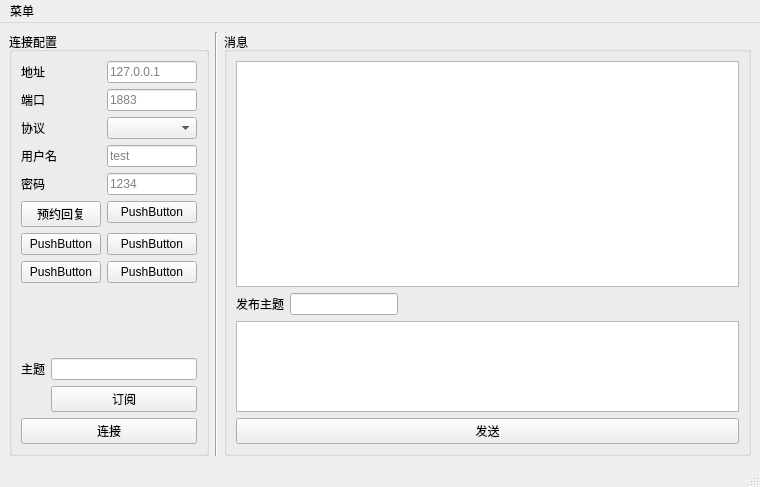
This is mainwindow.ui in zxb0000/QtMqtt as Qt 5 draws it before an edit. The edited form follows.
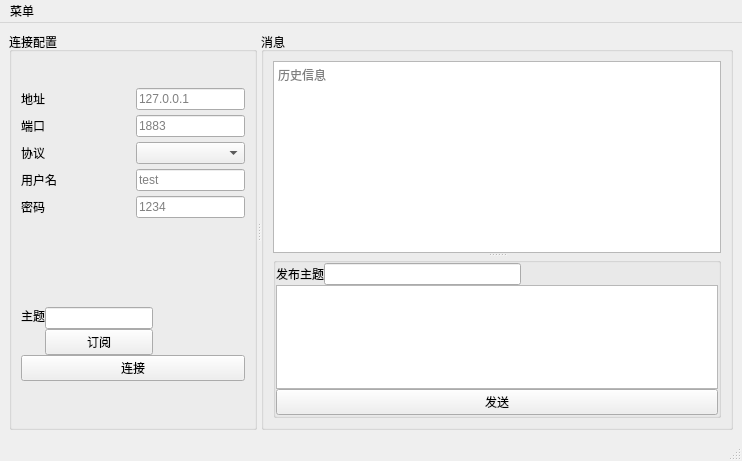
This is the edited form.

The edit to the form file:
```diff
--- a/mainwindow.ui
+++ b/mainwindow.ui
@@ -6,8 +6,8 @@
    <rect>
     <x>0</x>
     <y>0</y>
-    <width>760</width>
-    <height>487</height>
+    <width>742</width>
+    <height>461</height>
    </rect>
   </property>
   <property name="minimumSize">
@@ -20,9 +20,31 @@
    <string>MainWindow</string>
   </property>
   <widget class="QWidget" name="centralwidget">
-   <layout class="QHBoxLayout" name="horizontalLayout">
+   <property name="sizePolicy">
+    <sizepolicy hsizetype="Preferred" vsizetype="Expanding">
+     <horstretch>0</horstretch>
+     <verstretch>0</verstretch>
+    </sizepolicy>
+   </property>
+   <layout class="QVBoxLayout" name="verticalLayout_5">
     <item>
+     <widget class="QSplitter" name="splitter_2">
+      <property name="sizePolicy">
+       <sizepolicy hsizetype="Expanding" vsizetype="Expanding">
+        <horstretch>0</horstretch>
+        <verstretch>0</verstretch>
+       </sizepolicy>
+      </property>
+      <property name="orientation">
+       <enum>Qt::Horizontal</enum>
+      </property>
      <widget class="QGroupBox" name="groupBox">
+       <property name="sizePolicy">
+        <sizepolicy hsizetype="Expanding" vsizetype="Expanding">
+         <horstretch>0</horstretch>
+         <verstretch>0</verstretch>
+        </sizepolicy>
+       </property>
       <property name="minimumSize">
        <size>
         <width>200</width>
@@ -31,82 +53,101 @@
       </property>
       <property name="maximumSize">
        <size>
-        <width>200</width>
-        <height>19999</height>
+         <width>300</width>
+         <height>16777215</height>
        </size>
       </property>
       <property name="title">
        <string>连接配置</string>
       </property>
-      <layout class="QVBoxLayout" name="verticalLayout">
+       <layout class="QVBoxLayout" name="verticalLayout_4">
+        <property name="spacing">
+         <number>5</number>
+        </property>
+        <property name="topMargin">
+         <number>1</number>
+        </property>
        <item>
         <layout class="QGridLayout" name="gridLayout">
-         <item row="0" column="0" colspan="2">
-          <layout class="QFormLayout" name="formLayout">
            <item row="0" column="0">
             <widget class="QLabel" name="label_5">
+            <property name="sizePolicy">
+             <sizepolicy hsizetype="Expanding" vsizetype="Preferred">
+              <horstretch>0</horstretch>
+              <verstretch>0</verstretch>
+             </sizepolicy>
+            </property>
              <property name="text">
               <string>地址</string>
              </property>
             </widget>
            </item>
-           <item row="0" column="1">
-            <widget class="QLineEdit" name="host">
-             <property name="text">
-              <string/>
-             </property>
-             <property name="placeholderText">
-              <string>127.0.0.1</string>
+          <item row="2" column="1">
+           <widget class="QComboBox" name="comboBox">
+            <property name="sizePolicy">
+             <sizepolicy hsizetype="Expanding" vsizetype="Fixed">
+              <horstretch>0</horstretch>
+              <verstretch>0</verstretch>
+             </sizepolicy>
              </property>
             </widget>
            </item>
            <item row="1" column="0">
             <widget class="QLabel" name="label_6">
+            <property name="sizePolicy">
+             <sizepolicy hsizetype="Expanding" vsizetype="Preferred">
+              <horstretch>0</horstretch>
+              <verstretch>0</verstretch>
+             </sizepolicy>
+            </property>
              <property name="text">
               <string>端口</string>
              </property>
             </widget>
            </item>
-           <item row="1" column="1">
-            <widget class="QLineEdit" name="port">
-             <property name="inputMask">
-              <string/>
-             </property>
-             <property name="text">
-              <string/>
-             </property>
-             <property name="cursorPosition">
-              <number>0</number>
-             </property>
-             <property name="placeholderText">
-              <string>1883</string>
-             </property>
-            </widget>
-           </item>
-           <item row="2" column="0">
-            <widget class="QLabel" name="label_7">
-             <property name="text">
-              <string>协议</string>
-             </property>
-            </widget>
-           </item>
-           <item row="2" column="1">
-            <widget class="QComboBox" name="comboBox"/>
-           </item>
-           <item row="3" column="1">
-            <widget class="QLineEdit" name="username">
-             <property name="placeholderText">
-              <string>test</string>
-             </property>
-            </widget>
-           </item>
            <item row="3" column="0">
             <widget class="QLabel" name="label_8">
+            <property name="sizePolicy">
+             <sizepolicy hsizetype="Expanding" vsizetype="Preferred">
+              <horstretch>0</horstretch>
+              <verstretch>0</verstretch>
+             </sizepolicy>
+            </property>
              <property name="text">
               <string>用户名</string>
              </property>
             </widget>
            </item>
+          <item row="0" column="1">
+           <widget class="QLineEdit" name="host">
+            <property name="text">
+             <string/>
+            </property>
+            <property name="placeholderText">
+             <string>127.0.0.1</string>
+            </property>
+           </widget>
+          </item>
+          <item row="4" column="0">
+           <widget class="QLabel" name="label_9">
+            <property name="sizePolicy">
+             <sizepolicy hsizetype="Expanding" vsizetype="Preferred">
+              <horstretch>0</horstretch>
+              <verstretch>0</verstretch>
+             </sizepolicy>
+            </property>
+            <property name="text">
+             <string>密码</string>
+            </property>
+           </widget>
+          </item>
+          <item row="3" column="1">
+           <widget class="QLineEdit" name="username">
+            <property name="placeholderText">
+             <string>test</string>
+            </property>
+           </widget>
+          </item>
            <item row="4" column="1">
             <widget class="QLineEdit" name="password">
              <property name="echoMode">
@@ -117,78 +158,129 @@
              </property>
             </widget>
            </item>
-           <item row="4" column="0">
-            <widget class="QLabel" name="label_9">
-             <property name="text">
-              <string>密码</string>
-             </property>
-            </widget>
-           </item>
-           <item row="5" column="0">
-            <widget class="QPushButton" name="pushButton_3">
+          <item row="2" column="0">
+           <widget class="QLabel" name="label_7">
+            <property name="sizePolicy">
+             <sizepolicy hsizetype="Expanding" vsizetype="Preferred">
+              <horstretch>0</horstretch>
+              <verstretch>0</verstretch>
+             </sizepolicy>
+            </property>
              <property name="text">
-              <string>预约回复</string>
+             <string>协议</string>
              </property>
             </widget>
            </item>
-           <item row="5" column="1">
-            <widget class="QPushButton" name="pushButton_4">
-             <property name="text">
-              <string>PushButton</string>
-             </property>
-            </widget>
-           </item>
-           <item row="6" column="0">
-            <widget class="QPushButton" name="pushButton_5">
+          <item row="1" column="1">
+           <widget class="QLineEdit" name="port">
+            <property name="inputMask">
+             <string/>
+            </property>
              <property name="text">
-              <string>PushButton</string>
-             </property>
-            </widget>
-           </item>
-           <item row="6" column="1">
-            <widget class="QPushButton" name="pushButton_6">
-             <property name="text">
-              <string>PushButton</string>
-             </property>
-            </widget>
-           </item>
-           <item row="7" column="0">
-            <widget class="QPushButton" name="pushButton_7">
-             <property name="text">
-              <string>PushButton</string>
-             </property>
-            </widget>
-           </item>
-           <item row="7" column="1">
-            <widget class="QPushButton" name="pushButton_8">
-             <property name="text">
-              <string>PushButton</string>
+             <string/>
+            </property>
+            <property name="cursorPosition">
+             <number>0</number>
+            </property>
+            <property name="placeholderText">
+             <string>1883</string>
              </property>
             </widget>
            </item>
           </layout>
          </item>
-         <item row="3" column="0">
+        <item>
+         <layout class="QVBoxLayout" name="verticalLayout">
+          <property name="spacing">
+           <number>0</number>
+          </property>
+          <item>
+           <widget class="QFrame" name="qf1">
+            <property name="sizePolicy">
+             <sizepolicy hsizetype="Expanding" vsizetype="Preferred">
+              <horstretch>0</horstretch>
+              <verstretch>0</verstretch>
+             </sizepolicy>
+            </property>
+            <layout class="QFormLayout" name="formLayout">
+             <property name="sizeConstraint">
+              <enum>QLayout::SetFixedSize</enum>
+             </property>
+             <property name="horizontalSpacing">
+              <number>0</number>
+             </property>
+             <property name="verticalSpacing">
+              <number>0</number>
+             </property>
+             <property name="leftMargin">
+              <number>0</number>
+             </property>
+             <property name="rightMargin">
+              <number>0</number>
+             </property>
+             <property name="bottomMargin">
+              <number>0</number>
+             </property>
+             <item row="1" column="0">
           <widget class="QLabel" name="label_10">
+               <property name="sizePolicy">
+                <sizepolicy hsizetype="Expanding" vsizetype="Fixed">
+                 <horstretch>0</horstretch>
+                 <verstretch>0</verstretch>
+                </sizepolicy>
+               </property>
            <property name="text">
             <string>主题</string>
            </property>
           </widget>
          </item>
-         <item row="3" column="1">
-          <widget class="QLineEdit" name="lineEdit_9"/>
-         </item>
-         <item row="4" column="1">
+             <item row="1" column="1">
+              <widget class="QLineEdit" name="lineEdit_9">
+               <property name="sizePolicy">
+                <sizepolicy hsizetype="Expanding" vsizetype="Preferred">
+                 <horstretch>0</horstretch>
+                 <verstretch>0</verstretch>
+                </sizepolicy>
+               </property>
+              </widget>
+             </item>
+             <item row="2" column="1">
           <widget class="QPushButton" name="pushButton">
+               <property name="sizePolicy">
+                <sizepolicy hsizetype="Expanding" vsizetype="Fixed">
+                 <horstretch>0</horstretch>
+                 <verstretch>0</verstretch>
+                </sizepolicy>
+               </property>
            <property name="text">
             <string>订阅</string>
            </property>
           </widget>
          </item>
-        </layout>
+             <item row="0" column="1">
+              <spacer name="verticalSpacer">
+               <property name="orientation">
+                <enum>Qt::Vertical</enum>
+               </property>
+               <property name="sizeHint" stdset="0">
+                <size>
+                 <width>20</width>
+                 <height>40</height>
+                </size>
+               </property>
+              </spacer>
+             </item>
+            </layout>
+           </widget>
        </item>
        <item>
         <widget class="QPushButton" name="pushButton_2">
+            <property name="sizePolicy">
+             <sizepolicy hsizetype="Expanding" vsizetype="Fixed">
+              <horstretch>0</horstretch>
+              <verstretch>0</verstretch>
+             </sizepolicy>
+            </property>
          <property name="text">
           <string>连接</string>
          </property>
@@ -201,17 +293,16 @@
         </widget>
        </item>
       </layout>
-     </widget>
-    </item>
-    <item>
-     <widget class="Line" name="line">
-      <property name="orientation">
-       <enum>Qt::Vertical</enum>
-      </property>
-     </widget>
-    </item>
-    <item>
+        </item>
+       </layout>
+      </widget>
      <widget class="QGroupBox" name="groupBox_2">
+       <property name="sizePolicy">
+        <sizepolicy hsizetype="Expanding" vsizetype="Expanding">
+         <horstretch>0</horstretch>
+         <verstretch>0</verstretch>
+        </sizepolicy>
+       </property>
       <property name="minimumSize">
        <size>
         <width>300</width>
@@ -224,12 +315,22 @@
       <property name="title">
        <string>消息</string>
       </property>
-      <layout class="QVBoxLayout" name="verticalLayout_2" stretch="5,0,2,0">
+       <layout class="QVBoxLayout" name="verticalLayout_3">
        <item>
-        <widget class="QPlainTextEdit" name="text1">
+         <widget class="QSplitter" name="splitter">
          <property name="sizePolicy">
           <sizepolicy hsizetype="Preferred" vsizetype="Expanding">
-           <horstretch>0</horstretch>
+            <horstretch>2</horstretch>
+            <verstretch>0</verstretch>
+           </sizepolicy>
+          </property>
+          <property name="orientation">
+           <enum>Qt::Vertical</enum>
+          </property>
+          <widget class="QTextBrowser" name="text1">
+           <property name="sizePolicy">
+            <sizepolicy hsizetype="Preferred" vsizetype="Expanding">
+             <horstretch>3</horstretch>
            <verstretch>0</verstretch>
           </sizepolicy>
          </property>
@@ -239,13 +340,44 @@
            <height>150</height>
           </size>
          </property>
-         <property name="cursorWidth">
-          <number>3</number>
-         </property>
-        </widget>
-       </item>
+           <property name="placeholderText">
+            <string>历史信息</string>
+           </property>
+          </widget>
+          <widget class="QGroupBox" name="groupBox_3">
+           <property name="sizePolicy">
+            <sizepolicy hsizetype="Preferred" vsizetype="Preferred">
+             <horstretch>0</horstretch>
+             <verstretch>1</verstretch>
+            </sizepolicy>
+           </property>
+           <property name="title">
+            <string/>
+           </property>
+           <layout class="QVBoxLayout" name="verticalLayout_2">
+            <property name="spacing">
+             <number>0</number>
+            </property>
+            <property name="leftMargin">
+             <number>0</number>
+            </property>
+            <property name="topMargin">
+             <number>0</number>
+            </property>
+            <property name="rightMargin">
+             <number>0</number>
+            </property>
+            <property name="bottomMargin">
+             <number>0</number>
+            </property>
        <item>
         <layout class="QHBoxLayout" name="horizontalLayout_2">
+              <property name="spacing">
+               <number>0</number>
+              </property>
+              <property name="sizeConstraint">
+               <enum>QLayout::SetDefaultConstraint</enum>
+              </property>
          <item>
           <widget class="QLabel" name="label_11">
            <property name="text">
@@ -256,7 +388,7 @@
          <item>
           <widget class="QLineEdit" name="publish_topic">
            <property name="sizePolicy">
-            <sizepolicy hsizetype="Preferred" vsizetype="Fixed">
+                 <sizepolicy hsizetype="Expanding" vsizetype="Fixed">
              <horstretch>0</horstretch>
              <verstretch>0</verstretch>
             </sizepolicy>
@@ -286,7 +418,7 @@
          <property name="sizePolicy">
           <sizepolicy hsizetype="Preferred" vsizetype="Preferred">
            <horstretch>0</horstretch>
-           <verstretch>0</verstretch>
+                <verstretch>1</verstretch>
           </sizepolicy>
          </property>
          <property name="minimumSize">
@@ -312,6 +444,11 @@
        </item>
       </layout>
      </widget>
+         </widget>
+        </item>
+       </layout>
+      </widget>
+     </widget>
     </item>
    </layout>
   </widget>
@@ -320,7 +457,7 @@
     <rect>
      <x>0</x>
      <y>0</y>
-     <width>760</width>
+     <width>742</width>
      <height>21</height>
     </rect>
    </property>
```
Lines whose indentation alone changed are shown as unchanged.
